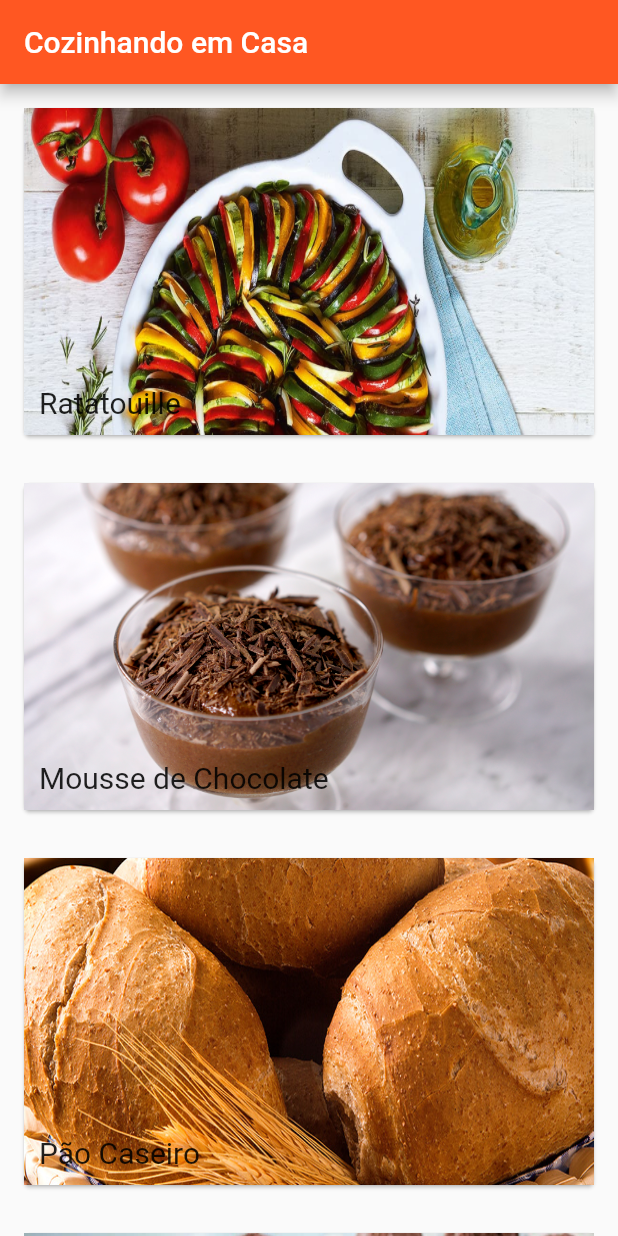
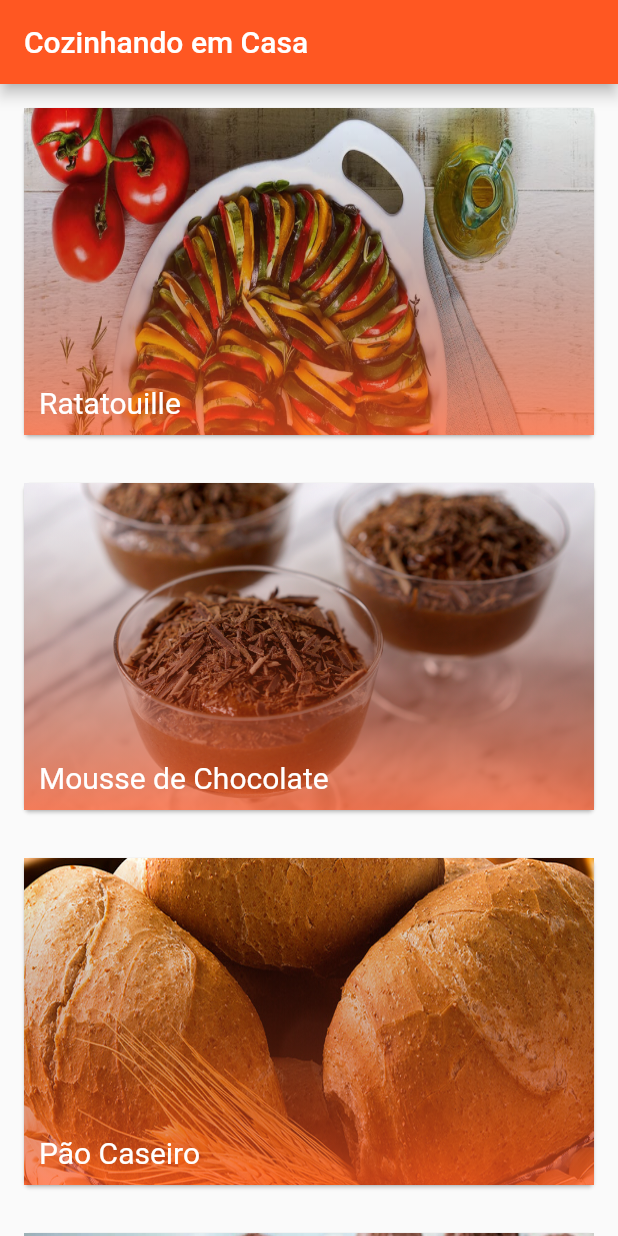
Before and after one commit to ohenriquemonte/intro-flutter-alr, a Flutter app: the screen it shows after launch, on a phone screen of 412 x 824 dp. Run offline on Flutter 3.47's test engine with Material 2 defaults, Android fonts, the phone set to English and light mode, and no system bars.

Commit message:
04.05 - Ajustes no layout

```diff
--- a/lib/telas/home/home.dart
+++ b/lib/telas/home/home.dart
@@ -1,6 +1,5 @@
 import 'package:flutter/material.dart';
 import 'dart:convert';
-
 import 'package:intro_flutter_alr/modelos/receita.dart';
 
 class Home extends StatefulWidget {
@@ -47,10 +46,25 @@ class _HomeState extends State<Home> {
         child: Column(children: [
           Stack(children: [
             _construirImagemCard(foto),
+            _construirGradienteCard(),
             _construirTextoCard(titulo),
           ]),
         ]),
       ),
+    );
+  }
+
+  Widget _construirGradienteCard() {
+    return Container(
+      height: 218.0,
+      decoration: BoxDecoration(
+          gradient: LinearGradient(
+              begin: FractionalOffset.topCenter,
+              end: FractionalOffset.bottomCenter,
+              colors: [
+            Colors.transparent,
+            Colors.deepOrange.withOpacity(0.7),
+          ])),
     );
   }
 
@@ -64,7 +78,8 @@ class _HomeState extends State<Home> {
     return Positioned(
       bottom: 10.0,
       left: 10.0,
-      child: Text(titulo, style: TextStyle(fontSize: 20.0)),
+      child:
+          Text(titulo, style: TextStyle(fontSize: 20.0, color: Colors.white)),
     );
   }
 
```
